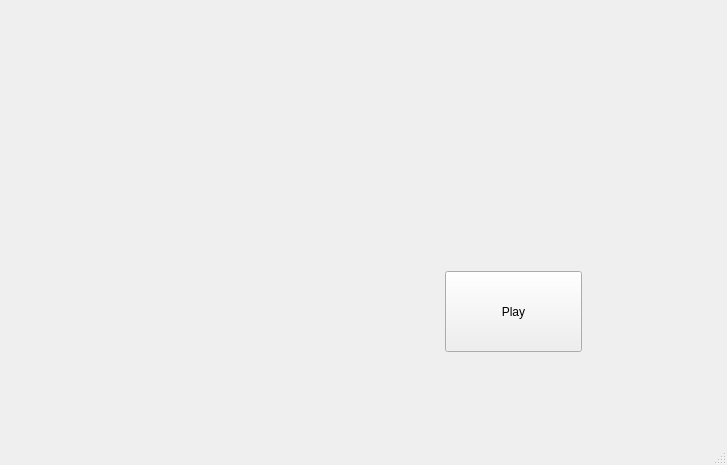
surakarta-game/surakarta-game, file src/mainwindow.ui: the form before one commit.
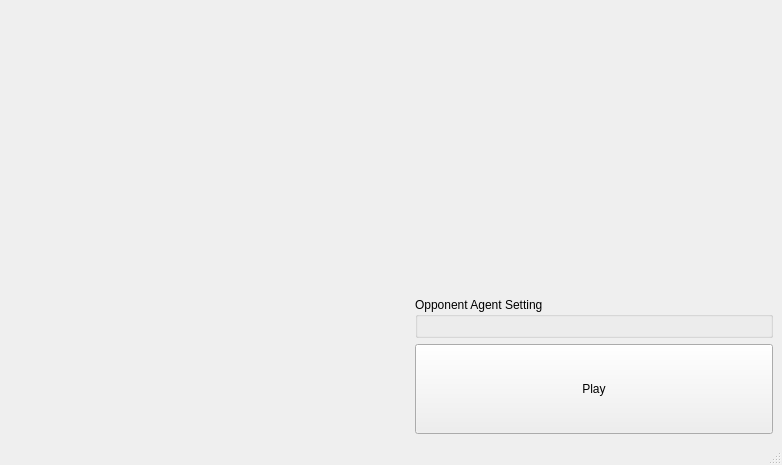
The form after the commit. Custom widgets are drawn as their Qt base class.

The edit to the form file:
```diff
--- a/src/mainwindow.ui
+++ b/src/mainwindow.ui
@@ -6,7 +6,7 @@
    <rect>
     <x>0</x>
     <y>0</y>
-    <width>727</width>
+    <width>782</width>
     <height>465</height>
    </rect>
   </property>
@@ -14,22 +14,36 @@
    <string>MainWindow</string>
   </property>
   <widget class="QWidget" name="centralwidget">
-   <layout class="QHBoxLayout" name="horizontalLayout" stretch="16,5,5">
+   <layout class="QHBoxLayout" name="horizontalLayout" stretch="0,5">
     <item>
-     <spacer name="horizontalSpacer">
-      <property name="orientation">
-       <enum>Qt::Horizontal</enum>
-      </property>
-      <property name="sizeHint" stdset="0">
-       <size>
-        <width>426</width>
-        <height>20</height>
-       </size>
-      </property>
-     </spacer>
+     <layout class="QVBoxLayout" name="verticalLayout_3">
+      <item>
+       <spacer name="verticalSpacer_2">
+        <property name="orientation">
+         <enum>Qt::Vertical</enum>
+        </property>
+        <property name="sizeHint" stdset="0">
+         <size>
+          <width>20</width>
+          <height>40</height>
+         </size>
+        </property>
+       </spacer>
+      </item>
+      <item>
+       <widget class="SurakartaBoardWidget" name="surakarta_board" native="true">
+        <property name="minimumSize">
+         <size>
+          <width>400</width>
+          <height>400</height>
+         </size>
+        </property>
+       </widget>
+      </item>
+     </layout>
     </item>
     <item>
-     <layout class="QVBoxLayout" name="verticalLayout" stretch="16,5,5">
+     <layout class="QVBoxLayout" name="verticalLayout" stretch="16,0,5">
       <item>
        <spacer name="verticalSpacer">
         <property name="orientation">
@@ -43,6 +57,22 @@
         </property>
        </spacer>
       </item>
+      <item>
+       <widget class="QGroupBox" name="groupBox">
+        <property name="title">
+         <string>Opponent Agent Setting</string>
+        </property>
+        <layout class="QVBoxLayout" name="verticalLayout_2">
+         <item>
+          <layout class="QHBoxLayout" name="horizontalLayout_2">
+           <item>
+            <widget class="SurakartaAgentSettingWidget" name="agent_setting" native="true"/>
+           </item>
+          </layout>
+         </item>
+        </layout>
+       </widget>
+      </item>
       <item>
        <widget class="QPushButton" name="playButton">
         <property name="sizePolicy">
@@ -56,34 +86,8 @@
         </property>
        </widget>
       </item>
-      <item>
-       <spacer name="verticalSpacer_2">
-        <property name="orientation">
-         <enum>Qt::Vertical</enum>
-        </property>
-        <property name="sizeHint" stdset="0">
-         <size>
-          <width>20</width>
-          <height>40</height>
-         </size>
-        </property>
-       </spacer>
-      </item>
      </layout>
     </item>
-    <item>
-     <spacer name="horizontalSpacer_2">
-      <property name="orientation">
-       <enum>Qt::Horizontal</enum>
-      </property>
-      <property name="sizeHint" stdset="0">
-       <size>
-        <width>131</width>
-        <height>20</height>
-       </size>
-      </property>
-     </spacer>
-    </item>
    </layout>
   </widget>
   <widget class="QMenuBar" name="menubar">
@@ -98,6 +102,20 @@
   </widget>
   <widget class="QStatusBar" name="statusbar"/>
  </widget>
+ <customwidgets>
+  <customwidget>
+   <class>SurakartaBoardWidget</class>
+   <extends>QWidget</extends>
+   <header>surakarta_board_widget.h</header>
+   <container>1</container>
+  </customwidget>
+  <customwidget>
+   <class>SurakartaAgentSettingWidget</class>
+   <extends>QWidget</extends>
+   <header>surakarta_agent_setting_widget.h</header>
+   <container>1</container>
+  </customwidget>
+ </customwidgets>
  <resources/>
  <connections/>
 </ui>
```
Left out of the diff: 2 changed lines with no effect on the pictures.
